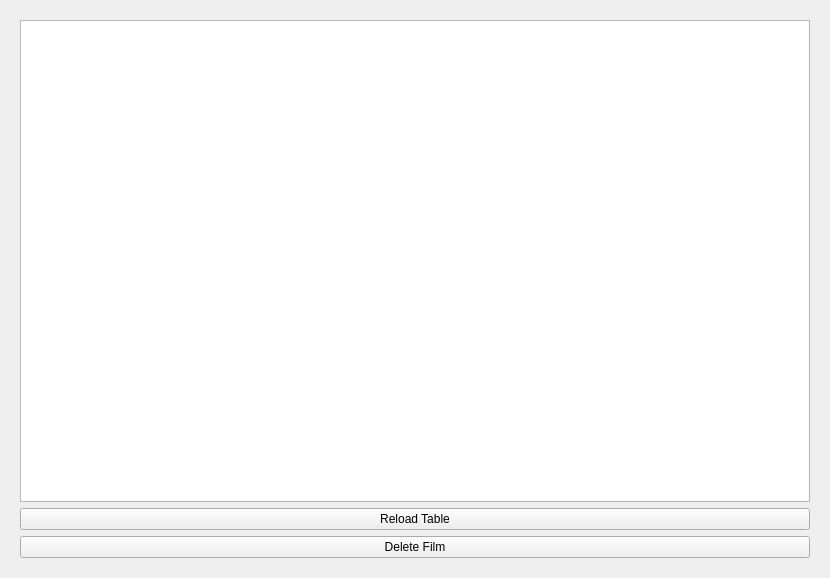
Qt form cinema/films.ui (M1k3FaLc0n/PP_po_PM02) before a commit.
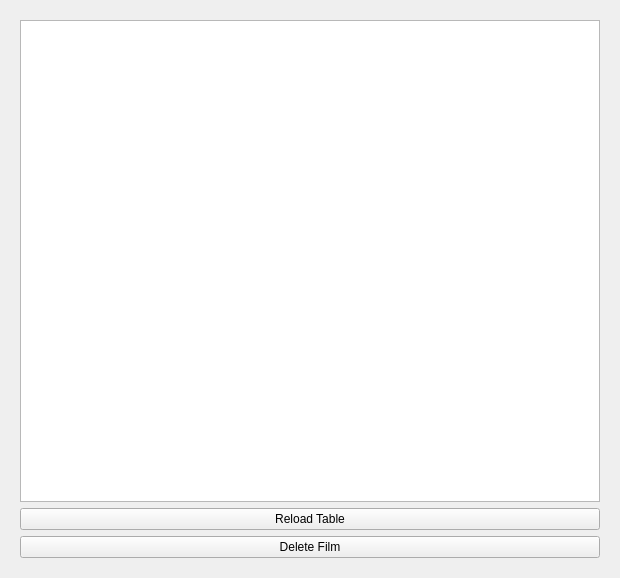
The same form after that commit.

Patch:
```diff
--- a/cinema/films.ui
+++ b/cinema/films.ui
@@ -6,7 +6,7 @@
    <rect>
     <x>0</x>
     <y>0</y>
-    <width>830</width>
+    <width>620</width>
     <height>578</height>
    </rect>
   </property>
```
Left out of the diff: 2 changed lines with no effect on the pictures.
